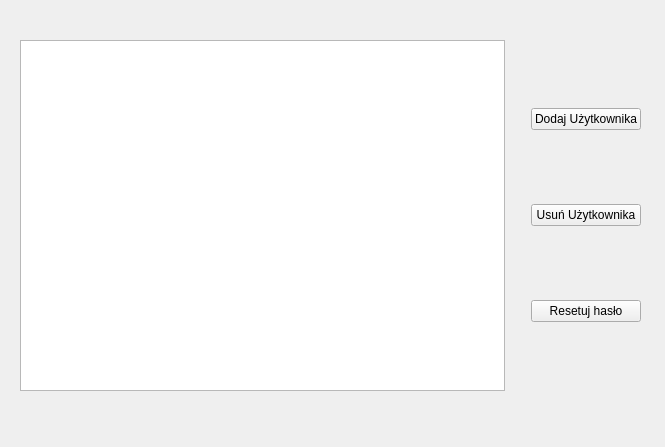
Old version of the form users.ui in the repository dash205/Projekt_Fryzjer.
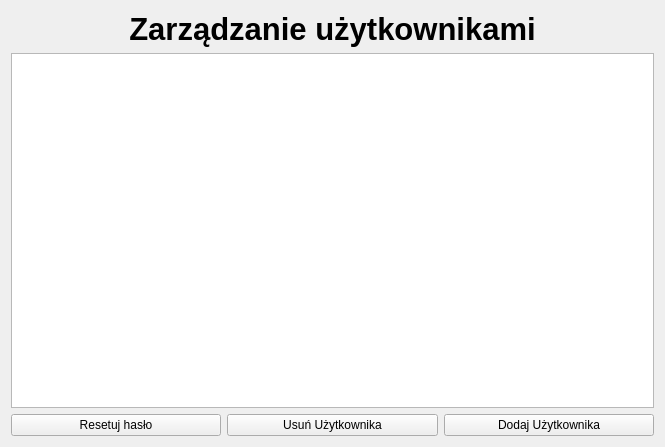
New version of the form.

Diff of the .ui file:
```diff
--- a/users.ui
+++ b/users.ui
@@ -13,48 +13,32 @@
   <property name="windowTitle">
    <string>users</string>
   </property>
-  <widget class="QWidget" name="horizontalLayoutWidget">
-   <property name="geometry">
-    <rect>
-     <x>20</x>
-     <y>40</y>
-     <width>621</width>
-     <height>351</height>
-    </rect>
-   </property>
+  <layout class="QVBoxLayout" name="verticalLayout_2">
+   <item>
+    <widget class="QLabel" name="label">
+     <property name="font">
+      <font>
+       <pointsize>23</pointsize>
+       <bold>true</bold>
+      </font>
+     </property>
+     <property name="text">
+      <string>Zarządzanie użytkownikami</string>
+     </property>
+     <property name="alignment">
+      <set>Qt::AlignmentFlag::AlignCenter</set>
+     </property>
+    </widget>
+   </item>
+   <item>
    <layout class="QHBoxLayout" name="horizontalLayout">
     <item>
      <widget class="QTableView" name="UsersTable"/>
     </item>
-    <item>
-     <spacer name="verticalSpacer">
-      <property name="orientation">
-       <enum>Qt::Orientation::Vertical</enum>
-      </property>
-      <property name="sizeHint" stdset="0">
-       <size>
-        <width>20</width>
-        <height>40</height>
-       </size>
-      </property>
-     </spacer>
+    </layout>
     </item>
     <item>
-     <layout class="QVBoxLayout" name="verticalLayout">
-      <item>
-       <widget class="QPushButton" name="addUser">
-        <property name="text">
-         <string>Dodaj Użytkownika</string>
-        </property>
-       </widget>
-      </item>
-      <item>
-       <widget class="QPushButton" name="deleteUser">
-        <property name="text">
-         <string>Usuń Użytkownika</string>
-        </property>
-       </widget>
-      </item>
+    <layout class="QHBoxLayout" name="horizontalLayout_2">
       <item>
        <widget class="QPushButton" name="editUser">
         <property name="text">
@@ -62,10 +46,38 @@
         </property>
        </widget>
       </item>
+     <item>
+      <widget class="QPushButton" name="deleteUser">
+       <property name="text">
+        <string>Usuń Użytkownika</string>
+       </property>
+      </widget>
+     </item>
+     <item>
+      <widget class="QPushButton" name="addUser">
+       <property name="mouseTracking">
+        <bool>false</bool>
+       </property>
+       <property name="text">
+        <string>Dodaj Użytkownika</string>
+       </property>
+       <property name="checkable">
+        <bool>false</bool>
+       </property>
+       <property name="autoDefault">
+        <bool>false</bool>
+       </property>
+       <property name="default">
+        <bool>false</bool>
+       </property>
+       <property name="flat">
+        <bool>false</bool>
+       </property>
+      </widget>
+     </item>
      </layout>
     </item>
    </layout>
-  </widget>
  </widget>
  <resources/>
  <connections/>
```
Lines whose indentation alone changed are shown as unchanged.
